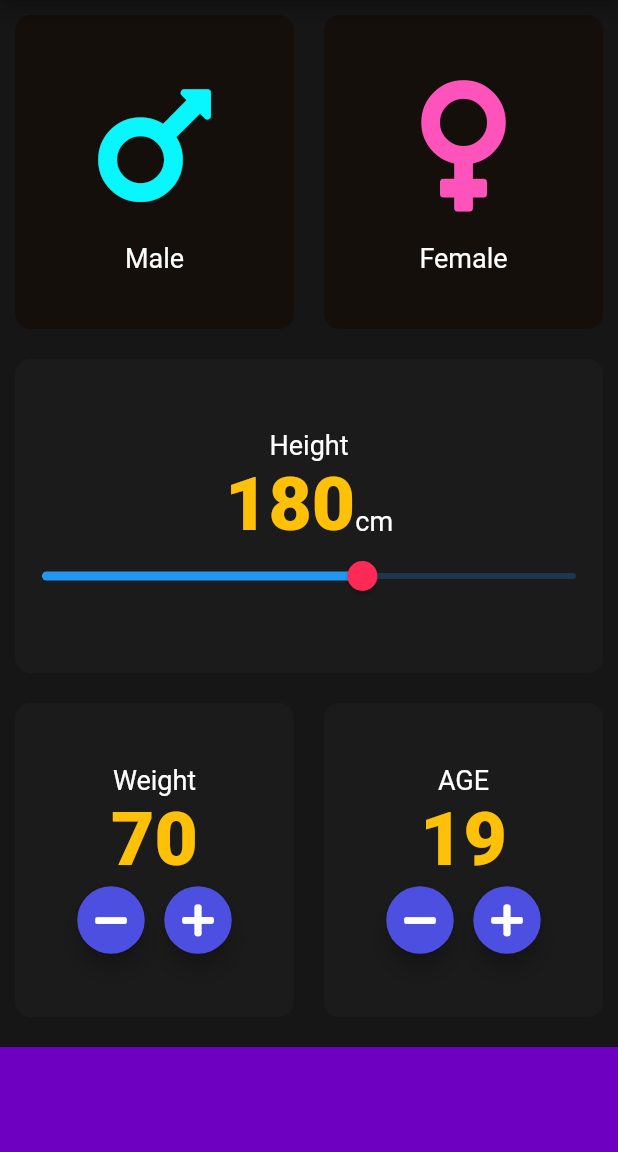
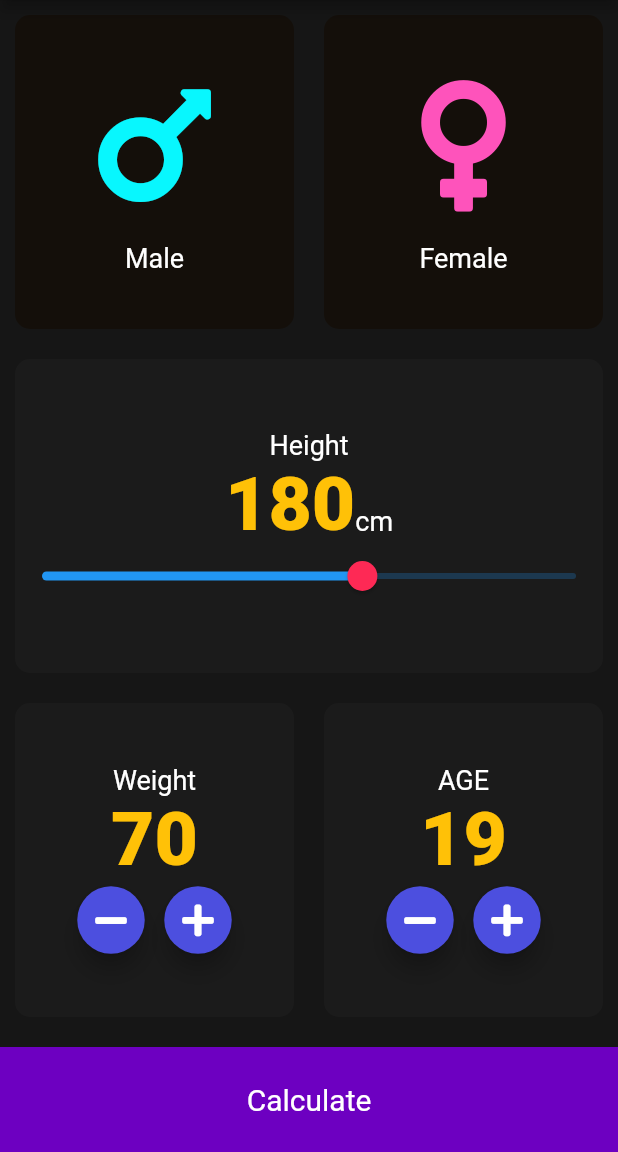
Before and after one commit to Ninad10code/BMI-Calculator-app, a Flutter app: the screen it shows after launch, on a phone screen of 412 x 824 dp, the part 84-1236 px from its top. Run offline on Flutter 3.47's test engine with Material 2 defaults, Android fonts, the phone set to English and light mode, and no system bars; our stand-ins replace font_awesome_flutter.

```diff
--- a/lib/input_page.dart
+++ b/lib/input_page.dart
@@ -3,6 +3,8 @@ import 'package:flutter/material.dart';
 import 'package:font_awesome_flutter/font_awesome_flutter.dart';
 import 'icon_content.dart';
 import 'reusable_card.dart';
+import 'results_page.dart';
+import 'calculated_bmi.dart';
 
 class InputPage extends StatefulWidget {
   @override
@@ -229,11 +231,41 @@ class _InputPageState extends State<InputPage> {
               ],
             ),
           ),
-          Container(
-            color: bottomButtonColor,
-            margin: EdgeInsets.only(top: 10.0),
-            width: double.infinity,
-            height: bottomContainerHeight,
+          GestureDetector(
+            onTap: (){
+              CalculatedBMI cal = CalculatedBMI(height: Height, weight: Weight);
+              Navigator.push(
+                context,
+                MaterialPageRoute(
+                  builder: (context){
+                    return ResultPage(
+                      BMIresult: cal.calculate(),
+                      BMIInterpretator: cal.getInterpretation(),
+                      BMIText: cal.getResult(),
+                    );
+                  }
+
+                ),
+              );
+            },
+            child: Container(
+              color: bottomButtonColor,
+              margin: EdgeInsets.only(top: 10.0),
+              width: double.infinity,
+              height: bottomContainerHeight,
+              child: Column(
+                mainAxisAlignment: MainAxisAlignment.center,
+                children: <Widget>[
+                  Text(
+                    'Calculate',
+                    style: TextStyle(
+                      color: Colors.white,
+                      fontSize: 20.0,
+                    ),
+                  ),
+                ],
+              )
+            ),
           ),
         ],
       ),
```
